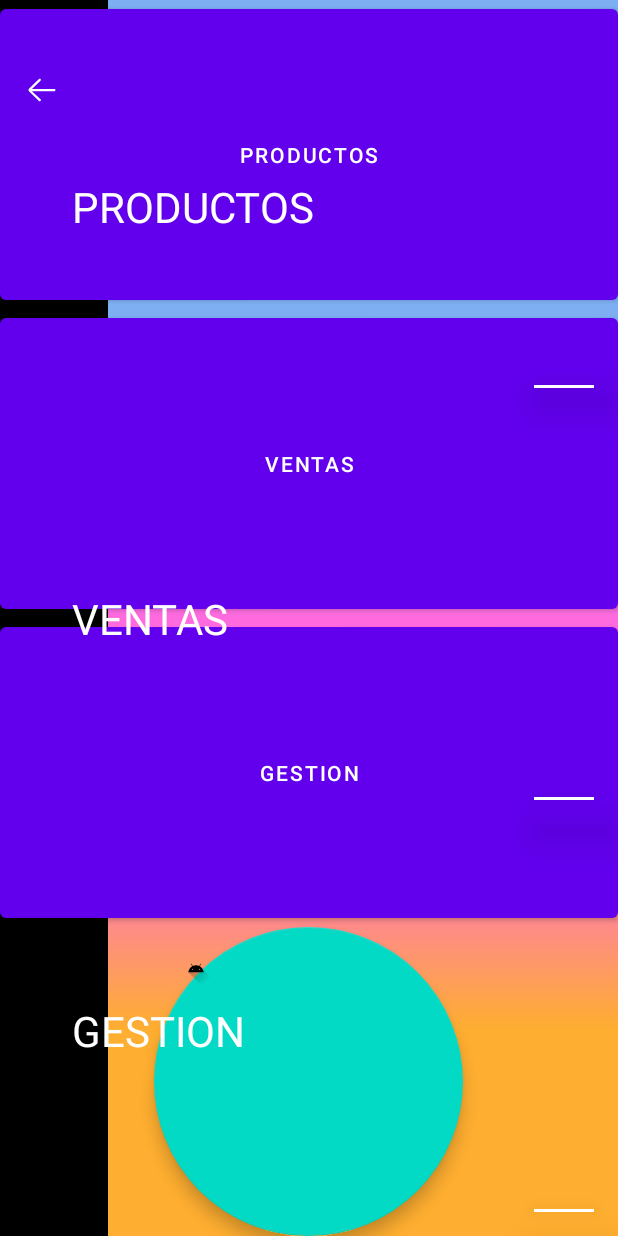
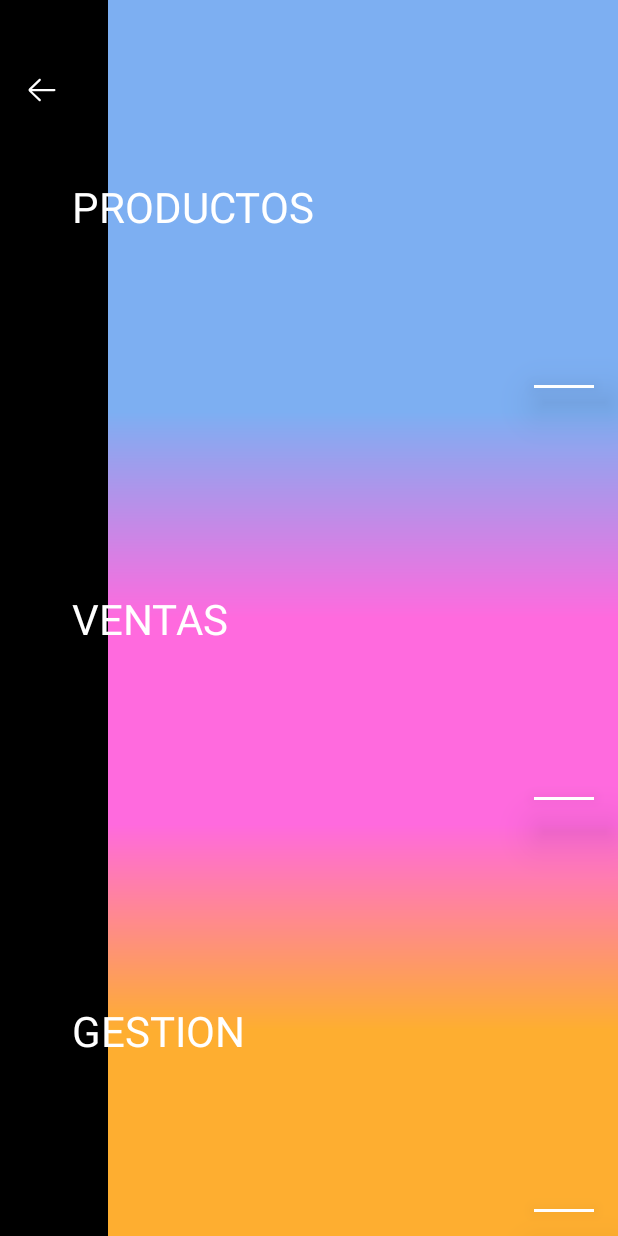
Before and after one commit to abel292/Indah, an Android app: the screen it shows after launch (MainActivity before the commit, HomeActivity after it), on a phone screen of 412 x 824 dp. Run offline under Robolectric (Android 15) with nearby library versions, the phone set to English and light mode, and no system bars; our stand-ins replace Room's generated code; libraries missing offline, so code that uses them is left out: com.phelat.navigationresult; pictures from the network do not load.

Commit message:
creo que lo arregle

```diff
--- a/app/src/main/AndroidManifest.xml
+++ b/app/src/main/AndroidManifest.xml
@@ -10,7 +10,7 @@
         android:supportsRtl="true"
         android:theme="@style/AppTheme">
         <activity android:name="._view_ui.activities.DataActivity"></activity>
-        <activity android:name="._view_ui.activities.MainActivity">
+        <activity android:name="._view_ui.activities.HomeActivity">
             <intent-filter>
                 <action android:name="android.intent.action.MAIN" />
 
--- a/app/src/main/java/com/android_abel/indah/_view_ui/activities/MainActivity.kt
+++ b/app/src/main/java/com/android_abel/indah/_view_ui/activities/HomeActivity.kt
@@ -5,21 +5,22 @@ import android.view.MotionEvent
 import android.view.View
 import androidx.constraintlayout.motion.widget.MotionLayout
 import androidx.core.content.ContextCompat
-import androidx.fragment.app.Fragment
+import androidx.navigation.NavController
 import androidx.navigation.Navigation
-import androidx.navigation.findNavController
 import com.android_abel.indah.R
 import com.android_abel.indah._view_ui.adapters.home.PagerAdapterHome
 import com.android_abel.indah._view_ui.base.BaseActivity
-import com.android_abel.indah._view_ui.fragments.home.HomeFragment
-import kotlinx.android.synthetic.main.activity_main.*
+import com.android_abel.indah.utils.CustomsConstantes
+import kotlinx.android.synthetic.main.activity_home.*
 
 
-class MainActivity : BaseActivity(), View.OnTouchListener {
+class HomeActivity : BaseActivity(), View.OnTouchListener {
 
     private val pagerAdapter by lazy {
         PagerAdapterHome(supportFragmentManager)
     }
+
+    lateinit var navController: NavController
 
     companion object {
         const val TAB_REARRANGEMENT_ANIM = 0
@@ -34,7 +35,7 @@ class MainActivity : BaseActivity(), View.OnTouchListener {
 
     override fun onCreate(savedInstanceState: Bundle?) {
         super.onCreate(savedInstanceState)
-        setContentView(R.layout.activity_main)
+        setContentView(R.layout.activity_home)
 
         initObservables()
         init()
@@ -45,6 +46,8 @@ class MainActivity : BaseActivity(), View.OnTouchListener {
     }
 
     override fun init() {
+
+        navController = Navigation.findNavController(this, R.id.nav_host_fragment)
 
     }
 
@@ -87,8 +90,8 @@ class MainActivity : BaseActivity(), View.OnTouchListener {
                 transitionTabIndex = 0
                 currentAnim = TAB_SLIDE_ANIM
 
+                navController.navigate(R.id.productosFragment)
 
-                it.findNavController()
             }
         }
 
@@ -101,6 +104,11 @@ class MainActivity : BaseActivity(), View.OnTouchListener {
                 transitionTabIndex = 1
                 currentAnim = TAB_SLIDE_ANIM
                 setTabIndicator()
+
+                val bundle = Bundle()
+                bundle.putBoolean(CustomsConstantes.EXTRAS_VIEW_VENTA, false)
+                navController.navigate(R.id.ventasFragment, bundle)
+
             }
         }
 
@@ -113,6 +121,9 @@ class MainActivity : BaseActivity(), View.OnTouchListener {
                 motion_layout.transitionToEnd()
                 currentAnim = TAB_SLIDE_ANIM
                 setTabIndicator()
+
+                navController.navigate(R.id.gestionFragment)
+
             }
         }
 
--- a/app/src/main/java/com/android_abel/indah/_view_ui/adapters/home/PagerAdapterHome.kt
+++ b/app/src/main/java/com/android_abel/indah/_view_ui/adapters/home/PagerAdapterHome.kt
@@ -4,7 +4,6 @@ import androidx.fragment.app.Fragment
 import androidx.fragment.app.FragmentManager
 import androidx.fragment.app.FragmentPagerAdapter
 import com.android_abel.indah._view_ui.fragments.gestion.GestionFragment
-import com.android_abel.indah._view_ui.fragments.home.HomeFragment
 import com.android_abel.indah._view_ui.fragments.productos.ProductosFragment
 import com.android_abel.indah._view_ui.fragments.ventas.VentasFragment
 
--- a/app/src/main/java/com/android_abel/indah/_view_ui/fragments/gestion/GestionFragment.kt
+++ b/app/src/main/java/com/android_abel/indah/_view_ui/fragments/gestion/GestionFragment.kt
@@ -55,8 +55,8 @@ class GestionFragment : BaseFragment() {
             it.goTo(R.id.action_gestionFragment_to_clientesFragment)
         }
 
-
     }
 
 
+
 }
--- a/app/src/main/java/com/android_abel/indah/_view_ui/fragments/home/HomeFragment.kt
+++ /dev/null
@@ -1,66 +0,0 @@
-package com.android_abel.indah._view_ui.fragments.home
-
-import android.os.Bundle
-import androidx.fragment.app.Fragment
-import android.view.LayoutInflater
-import android.view.View
-import android.view.ViewGroup
-import androidx.navigation.NavController
-import androidx.navigation.Navigation
-import androidx.navigation.findNavController
-import com.android_abel.indah.R
-import com.android_abel.indah._view_ui.base.BaseFragment
-import com.android_abel.indah._view_ui.base.BasicMethods
-import com.android_abel.indah._view_ui.fragments.ventas.VentasFragment
-import kotlinx.android.synthetic.main.fragment_home.*
-
-class HomeFragment : BaseFragment() {
-
-    companion object {
-        @JvmStatic
-        fun newInstance() =
-            VentasFragment()
-    }
-
-    lateinit var homeView: View
-    lateinit var navController: NavController
-    override fun onCreateView(
-        inflater: LayoutInflater, container: ViewGroup?,
-        savedInstanceState: Bundle?
-    ): View? {
-        homeView = inflater.inflate(R.layout.fragment_home, container, false)
-
-        return homeView
-    }
-
-    override fun onViewCreated(view: View, savedInstanceState: Bundle?) {
-        super.onViewCreated(view, savedInstanceState)
-        initObservables()
-        init()
-        initListeners()
-    }
-
-    override fun initObservables() {
-    }
-
-    override fun init() {
-
-    }
-
-    override fun initListeners() {
-
-    }
-
-    fun goToProductos() {
-        buttonIrProductos.findNavController().navigate(R.id.action_homeFragment_to_productosFragment)
-    }
-
-    fun goVentas() {
-        buttonIrVentas.findNavController().navigate(R.id.action_homeFragment_to_ventasFragment)
-    }
-
-    fun goToGestion() {
-        buttonIrGestion.findNavController().navigate(R.id.action_homeFragment_to_gestionFragment)
-    }
-
-}
--- a/app/src/main/java/com/android_abel/indah/_view_ui/fragments/ventas/VentasFragment.kt
+++ b/app/src/main/java/com/android_abel/indah/_view_ui/fragments/ventas/VentasFragment.kt
@@ -22,6 +22,7 @@ import com.android_abel.indah._view_ui.adapters.productos.AdapterProductos
 import com.android_abel.indah._view_ui.adapters.ventas.*
 import com.android_abel.indah._view_ui.base.BaseFragmentRecycler
 import com.android_abel.indah._view_ui.base.BasicMethods
+import com.android_abel.indah.utils.CustomsConstantes
 import kotlinx.android.synthetic.main.fragment_ventas.*
 
 
@@ -34,6 +35,7 @@ class VentasFragment : BaseFragmentRecycler(), BasicMethods,
         fun newInstance() =
             VentasFragment()
     }
+
     //adapters
     lateinit var mAdapter: AdapterVentas
     lateinit var mAdapterBuscarProducto: AdapterProductos
@@ -62,9 +64,27 @@ class VentasFragment : BaseFragmentRecycler(), BasicMethods,
     override fun onViewCreated(view: View, savedInstanceState: Bundle?) {
         super.onViewCreated(view, savedInstanceState)
         mContext = requireContext()
+
+        initArgument()
         initObservables()
         init()
         initListeners()
+    }
+
+    private fun initArgument() {
+        val argument = arguments
+        var isInit = argument?.getBoolean("isInit", true) ?: true
+
+        if (isInit)
+            content_padre_f_ventas.visibility = View.GONE
+        else
+            content_padre_f_ventas.visibility = View.VISIBLE
+
+        try {
+            initObservables()
+        } catch (e: Exception) {
+            showToast("No se pudo cargar el producto")
+        }
     }
 
     override fun initObservables() {
--- a/app/src/main/res/layout/activity_main.xml
+++ b/app/src/main/res/layout/activity_home.xml
@@ -7,7 +7,7 @@
     android:layout_height="match_parent"
     android:background="#000"
     app:layoutDescription="@xml/flutter_like_animation"
-    tools:context="._view_ui.activities.MainActivity">
+    tools:context="._view_ui.activities.HomeActivity">
 
     <TextView
         android:id="@+id/touch_view"
--- a/app/src/main/res/layout/fragment_gestion.xml
+++ b/app/src/main/res/layout/fragment_gestion.xml
@@ -4,6 +4,7 @@
     xmlns:tools="http://schemas.android.com/tools"
     android:layout_width="match_parent"
     android:layout_height="match_parent"
+    android:background="@color/blanco"
     tools:context="._view_ui.fragments.gestion.GestionFragment">
 
     <androidx.constraintlayout.widget.ConstraintLayout
--- a/app/src/main/res/layout/fragment_home.xml
+++ /dev/null
@@ -1,47 +0,0 @@
-<?xml version="1.0" encoding="utf-8"?>
-<FrameLayout xmlns:android="http://schemas.android.com/apk/res/android"
-    xmlns:app="http://schemas.android.com/apk/res-auto"
-    xmlns:tools="http://schemas.android.com/tools"
-    android:layout_width="match_parent"
-    android:layout_height="match_parent"
-
-    android:id="@+id/content_padre_home"
-    tools:context="._view_ui.fragments.home.HomeFragment">
-
-    <LinearLayout
-        android:layout_width="match_parent"
-        android:layout_height="match_parent"
-        android:gravity="center"
-        android:orientation="vertical">
-
-        <Button
-            android:id="@+id/buttonIrProductos"
-            android:layout_width="match_parent"
-            android:layout_height="0dp"
-            android:layout_weight="1"
-            android:text="@string/productos" />
-
-        <Button
-            android:id="@+id/buttonIrVentas"
-            android:layout_width="match_parent"
-            android:layout_height="0dp"
-            android:layout_weight="1"
-            android:text="@string/ventas" />
-
-        <Button
-            android:id="@+id/buttonIrGestion"
-            android:layout_width="match_parent"
-            android:layout_height="0dp"
-            android:layout_weight="1"
-            android:text="@string/gestion" />
-
-        <com.google.android.material.floatingactionbutton.FloatingActionButton
-            android:id="@+id/floatingActionButton"
-            android:layout_width="match_parent"
-            android:layout_height="0dp"
-            android:layout_weight="1"
-            android:clickable="true"
-            android:src="@drawable/ic_launcher_foreground" />
-    </LinearLayout>
-
-</FrameLayout>
--- a/app/src/main/res/layout/fragment_ventas_por_cobrar.xml
+++ b/app/src/main/res/layout/fragment_ventas_por_cobrar.xml
@@ -3,6 +3,7 @@
     xmlns:tools="http://schemas.android.com/tools"
     android:layout_width="match_parent"
     android:layout_height="match_parent"
+    android:background="@color/blanco"
     tools:context="._view_ui.fragments.ventasPorCobrar.VentasPorCobrarFragment">
 
     <!-- TODO: Update blank fragment layout -->
--- a/app/src/main/res/navigation/nav_graph.xml
+++ b/app/src/main/res/navigation/nav_graph.xml
@@ -3,23 +3,8 @@
     xmlns:app="http://schemas.android.com/apk/res-auto"
     xmlns:tools="http://schemas.android.com/tools"
     android:id="@+id/nav_graph"
-    app:startDestination="@id/homeFragment">
+    app:startDestination="@id/ventasFragment">
 
-    <fragment
-        android:id="@+id/homeFragment"
-        android:name="com.android_abel.indah._view_ui.fragments.home.HomeFragment"
-        android:label="fragment_home"
-        tools:layout="@layout/fragment_home" >
-        <action
-            android:id="@+id/action_homeFragment_to_productosFragment"
-            app:destination="@id/productosFragment" />
-        <action
-            android:id="@+id/action_homeFragment_to_ventasFragment"
-            app:destination="@id/ventasFragment" />
-        <action
-            android:id="@+id/action_homeFragment_to_gestionFragment"
-            app:destination="@id/gestionFragment" />
-    </fragment>
     <fragment
         android:id="@+id/productosFragment"
         android:name="com.android_abel.indah._view_ui.fragments.productos.ProductosFragment"
@@ -51,7 +36,12 @@
         android:id="@+id/ventasFragment"
         android:name="com.android_abel.indah._view_ui.fragments.ventas.VentasFragment"
         android:label="fragment_ventas"
-        tools:layout="@layout/fragment_ventas" />
+        tools:layout="@layout/fragment_ventas" >
+        <argument
+            android:name="isInit"
+            app:argType="boolean"
+            android:defaultValue="true" />
+    </fragment>
     <fragment
         android:id="@+id/creacionProyectoFragment"
         android:name="com.android_abel.indah._view_ui.fragments.creacionProducto.CreacionProductoFragment"
```
Also changed, not shown: app/src/main/java/com/android_abel/indah/_view_ui/activities/DataActivity.kt (deleted, +0 -22 lines), app/src/main/res/layout/activity_data.xml (deleted, +0 -23 lines), app/src/main/res/layout/fragment_ventas.xml (+8 -7 lines). Lines whose indentation alone changed are shown as unchanged.
